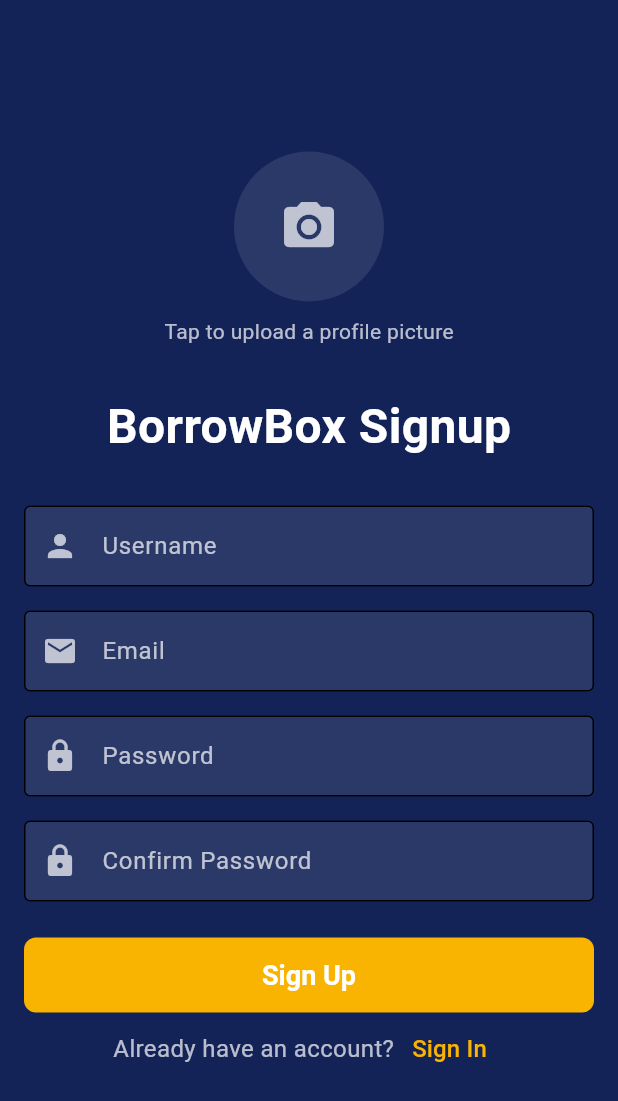
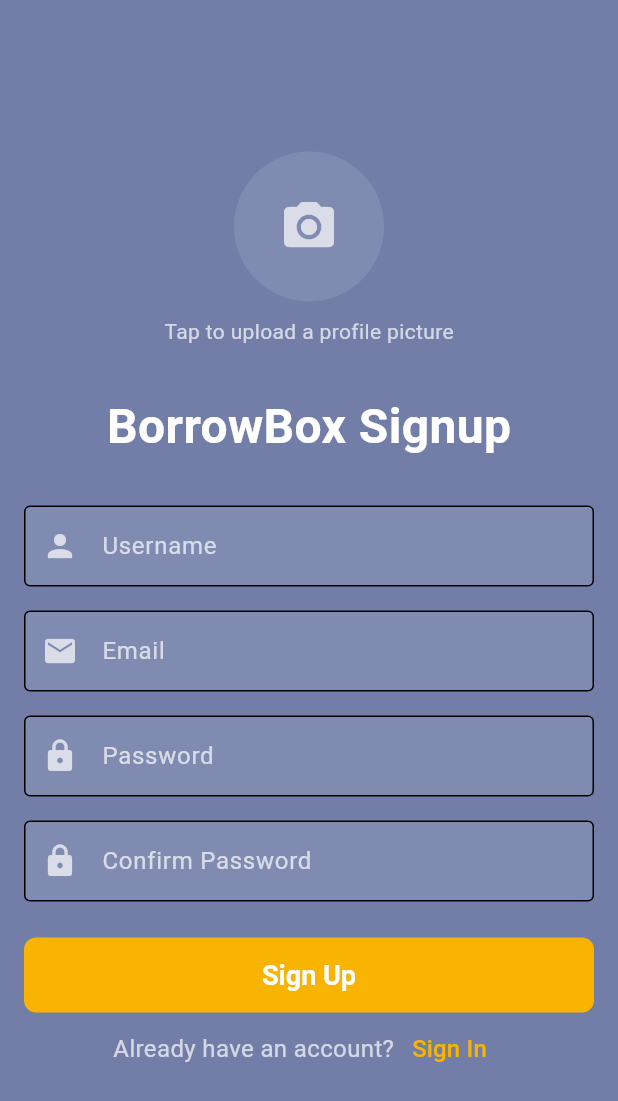
Before and after one commit to sashwatt/borrowbox, a Flutter app: the screen it shows after launch, after a tap on "Skip", after a tap on "Sign up", on a phone screen of 412 x 824 dp. Shown: the top 1101 px of the screen. Run offline on Flutter 3.47's test engine with Material 3 defaults, Android fonts, the phone set to English and light mode, and no system bars; our stand-ins replace dartz, dio, equatable, flutter_bloc, get_it, hive_flutter and 2 more; accounts and stored records are empty; Roboto replaces fonts that are missing (Montserrat); statements that could not run were skipped.

Commit message:
changes on auth and added dependencies

```diff
--- a/tech_rental/lib/app/di/di.dart
+++ b/tech_rental/lib/app/di/di.dart
@@ -2,8 +2,8 @@ import 'package:dio/dio.dart';
 import 'package:get_it/get_it.dart';
 import 'package:tech_rental/core/network/api_service.dart';
 import 'package:tech_rental/core/network/hive_service.dart';
+import 'package:tech_rental/features/auth/data/data_source/auth_remote_datasource/auth_remote_datasource.dart';
 import 'package:tech_rental/features/auth/data/data_source/local_data_source/auth_local_datasource.dart';
-import 'package:tech_rental/features/auth/data/data_source/auth_remote_datasource/auth_remote_datasource.dart';
 import 'package:tech_rental/features/auth/data/repository/auth_local_repository.dart';
 import 'package:tech_rental/features/auth/data/repository/auth_remote_repository.dart';
 import 'package:tech_rental/features/auth/domain/use_case/login_usecase.dart';
@@ -68,7 +68,7 @@ _initRegisterDependencies() {
   // Register RegisterUseCase
   getIt.registerLazySingleton<RegisterUseCase>(
     () => RegisterUseCase(
-      getIt<AuthLocalRepository>(),
+      getIt<AuthRemoteRepository>(),
     ),
   );
 
@@ -90,7 +90,7 @@ _initHomeDependencies() async {
 _initLoginDependencies() async {
   getIt.registerLazySingleton<LoginUseCase>(
     () => LoginUseCase(
-      getIt<AuthLocalRepository>(),
+      getIt<AuthRemoteRepository>(),
     ),
   );
 
--- a/tech_rental/lib/app/view/onboard_screen.dart
+++ b/tech_rental/lib/app/view/onboard_screen.dart
@@ -48,7 +48,7 @@ class _OnboardScreenState extends State<OnboardScreen> {
   @override
   Widget build(BuildContext context) {
     return Scaffold(
-      backgroundColor: const Color.fromRGBO(19, 34, 87, 100),
+      backgroundColor: const Color.fromARGB(156, 25, 44, 113),
       body: Stack(
         children: [
           // PageView for swiping between onboarding screens
--- a/tech_rental/lib/features/auth/presentation/view/login_page.dart
+++ b/tech_rental/lib/features/auth/presentation/view/login_page.dart
@@ -22,7 +22,7 @@ class _LoginPageState extends State<LoginPage> {
   @override
   Widget build(BuildContext context) {
     return Scaffold(
-      backgroundColor: const Color.fromRGBO(19, 34, 87, 100),
+      backgroundColor: const Color.fromARGB(156, 25, 44, 113),
       body: Center(
         child: SingleChildScrollView(
           padding: const EdgeInsets.all(16.0),
--- a/tech_rental/lib/features/auth/presentation/view/signup_page.dart
+++ b/tech_rental/lib/features/auth/presentation/view/signup_page.dart
@@ -348,7 +348,7 @@ class _SignupPageState extends State<SignupPage> {
   @override
   Widget build(BuildContext context) {
     return Scaffold(
-      backgroundColor: const Color.fromRGBO(19, 34, 87, 100),
+      backgroundColor: const Color.fromARGB(156, 25, 44, 113),
       body: Center(
         child: SingleChildScrollView(
           padding: const EdgeInsets.all(16.0),
--- a/tech_rental/pubspec.yaml
+++ b/tech_rental/pubspec.yaml
@@ -50,6 +50,8 @@ dependencies:
   modal_bottom_sheet: ^3.0.0
   mocktail: ^1.0.4
   hive_test: ^1.0.1
+  json_annotation: ^4.9.0
+  json_serializable: ^6.9.0
 
 dev_dependencies:
   flutter_test:
```
Also changed, not shown: tech_rental/lib/features/auth/data/model/auth_api_model.dart (added, +53 -0 lines), tech_rental/lib/features/auth/data/model/auth_hive_model.dart (+24 -24 lines), tech_rental/lib/features/auth/data/model/auth_api_model.g.dart (added), tech_rental/lib/features/auth/data/model/auth_hive_model.g.dart, tech_rental/pubspec.lock, 126 other files.
